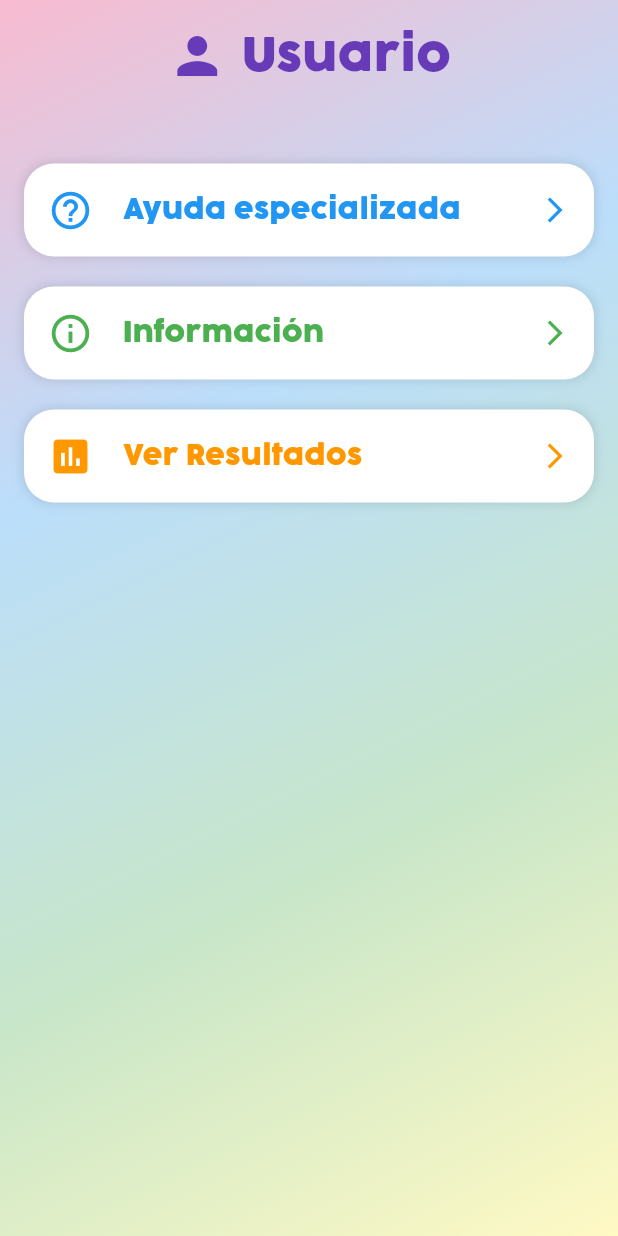
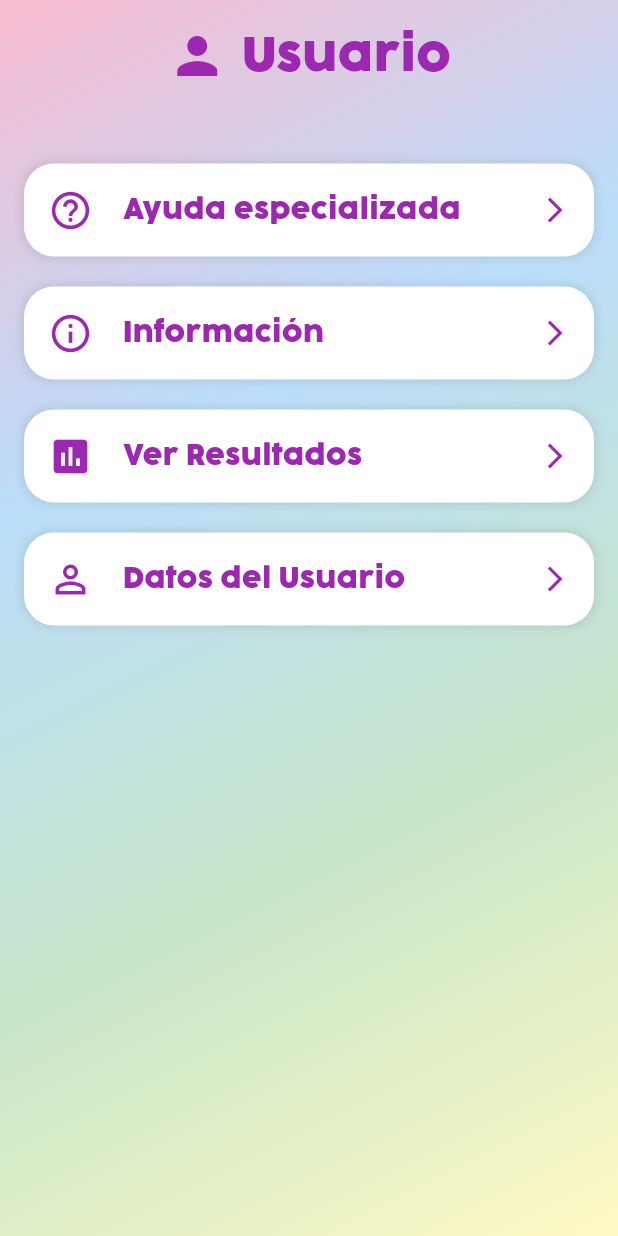
Before and after one commit to RicardoS76/lexininos, a Flutter app: the UserPage screen opened by its route, on a phone screen of 412 x 824 dp. Run offline on Flutter 3.47's test engine with Material 3 defaults, Android fonts, the light colour scheme and no system bars; our stand-ins replace auto_size_text, shared_preferences, sqflite; accounts and stored records are empty.

Commit message:
nueva paginas datos de usuario

```diff
--- a/lib/main.dart
+++ b/lib/main.dart
@@ -18,6 +18,7 @@ import 'settings/contacts_page.dart';
 import 'user/help_page.dart';
 import 'user/info_page.dart';
 import 'user/results_page.dart';
+import 'user/user_data_page.dart'; // Nueva importación para UserDataPage
 import 'user/shared_preferences.dart';
 import 'user_page.dart'; // UserPage está directamente en lib
 import 'welcome_page.dart';
@@ -101,6 +102,7 @@ class MyApp extends StatelessWidget {
         '/contacts': (context) => ContactsPage(),
         '/privacy_policy': (context) => PrivacyPolicyPage(), // Nueva ruta para la política de privacidad
         '/about_us': (context) => AboutUsPage(), // Nueva ruta para AboutUsPage
+        '/user_data': (context) => UserDataPage(), // Nueva ruta para UserDataPage
         '/atoyatempan': (context) => AtoyatempanPage(),
         '/tochtepec': (context) => TochtepecPage(),
         '/molcaxac': (context) => MolcaxacPage(),
--- a/lib/user_page.dart
+++ b/lib/user_page.dart
@@ -30,14 +30,14 @@ class UserPage extends StatelessWidget {
                   Row(
                     mainAxisAlignment: MainAxisAlignment.center,
                     children: [
-                      Icon(Icons.person, color: Colors.deepPurple, size: 40.0),
+                      Icon(Icons.person, color: Colors.purple, size: 40.0),
                       SizedBox(width: 10),
                       Text(
                         'Usuario',
                         style: TextStyle(
                           fontSize: 30.0,
                           fontWeight: FontWeight.bold,
-                          color: Colors.deepPurple,
+                          color: Colors.purple,
                           fontFamily: 'Cocogoose',
                         ),
                       ),
@@ -48,9 +48,10 @@ class UserPage extends StatelessWidget {
                   Expanded(
                     child: ListView(
                       children: [
-                        _buildInfoTile('Ayuda especializada', Icons.help_outline, context, route: '/help', color: Colors.blue),
-                        _buildInfoTile('Información', Icons.info_outline, context, route: '/info', color: Colors.green),
-                        _buildInfoTile('Ver Resultados', Icons.assessment, context, route: '/results', color: Colors.orange),
+                        _buildInfoTile('Ayuda especializada', Icons.help_outline, context, route: '/help'),
+                        _buildInfoTile('Información', Icons.info_outline, context, route: '/info'),
+                        _buildInfoTile('Ver Resultados', Icons.assessment, context, route: '/results'),
+                        _buildInfoTile('Datos del Usuario', Icons.perm_identity, context, route: '/user_data'),
                       ],
                     ),
                   ),
@@ -63,7 +64,7 @@ class UserPage extends StatelessWidget {
     );
   }
 
-  Widget _buildInfoTile(String title, IconData icon, BuildContext context, {String? route, required Color color}) {
+  Widget _buildInfoTile(String title, IconData icon, BuildContext context, {String? route}) {
     return GestureDetector(
       onTap: route != null
           ? () {
@@ -86,7 +87,7 @@ class UserPage extends StatelessWidget {
         ),
         child: Row(
           children: [
-            Icon(icon, color: color, size: 30.0),
+            Icon(icon, color: Colors.purple, size: 30.0),
             SizedBox(width: 20),
             Expanded(
               child: Text(
@@ -94,12 +95,12 @@ class UserPage extends StatelessWidget {
                 style: TextStyle(
                   fontSize: 18.0,
                   fontWeight: FontWeight.bold,
-                  color: color,
+                  color: Colors.purple,
                   fontFamily: 'Cocogoose',
                 ),
               ),
             ),
-            Icon(Icons.arrow_forward_ios, color: color, size: 20.0),
+            Icon(Icons.arrow_forward_ios, color: Colors.purple, size: 20.0),
           ],
         ),
       ),
```
